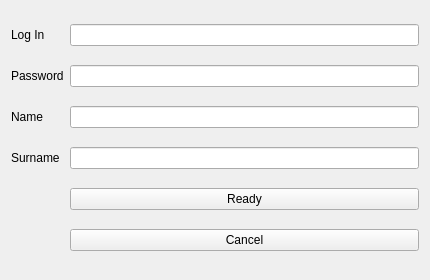
Qt form src/interface/register.ui (OgurtsovAndrei/Messenger-project) before a commit.
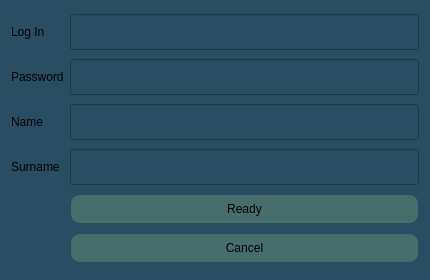
The same form after that commit.

The edit to the form file:
```diff
--- a/src/interface/register.ui
+++ b/src/interface/register.ui
@@ -19,6 +19,13 @@
   <property name="windowTitle">
    <string>Form</string>
   </property>
+  <property name="styleSheet">
+   <string notr="true">QWidget {background: #294d62;}
+QPushButton {background-color : #476e6d;border-width: 2px; border-style: solid; border-radius: 10px; padding: 6px;}
+QPushButton:pressed { background-color: #557373; }
+QLineEdit {border-width: 4px; border-colour: #000000
+border-radius: 2px; padding: 6px;}</string>
+  </property>
   <layout class="QGridLayout" name="gridLayout">
    <item row="0" column="0">
     <widget class="QLabel" name="logLabel">
```
